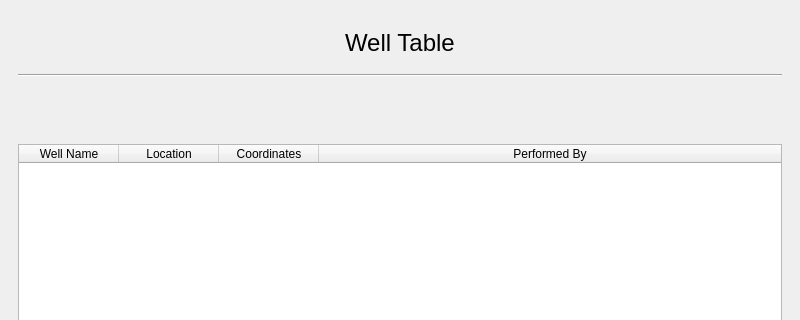
Old version of the form well_table.ui in the repository dhairyashil-G/CGWB-Desktop-App; both pictures show x 0 to 800 and y 0 to 320 of the 800 by 600 pixel window.
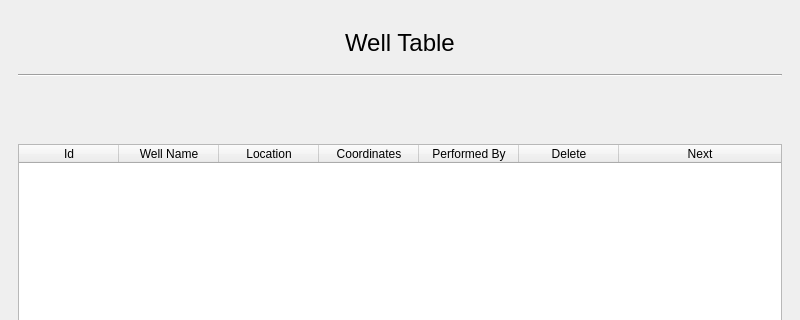
New version of the form.

Diff of the .ui file:
```diff
--- a/well_table.ui
+++ b/well_table.ui
@@ -96,6 +96,11 @@
          <attribute name="verticalHeaderShowSortIndicator" stdset="0">
           <bool>true</bool>
          </attribute>
+         <column>
+          <property name="text">
+           <string>Id</string>
+          </property>
+         </column>
          <column>
           <property name="text">
            <string>Well Name</string>
@@ -116,6 +121,16 @@
            <string>Performed By</string>
           </property>
          </column>
+         <column>
+          <property name="text">
+           <string>Delete</string>
+          </property>
+         </column>
+         <column>
+          <property name="text">
+           <string>Next</string>
+          </property>
+         </column>
         </widget>
        </item>
       </layout>
```
